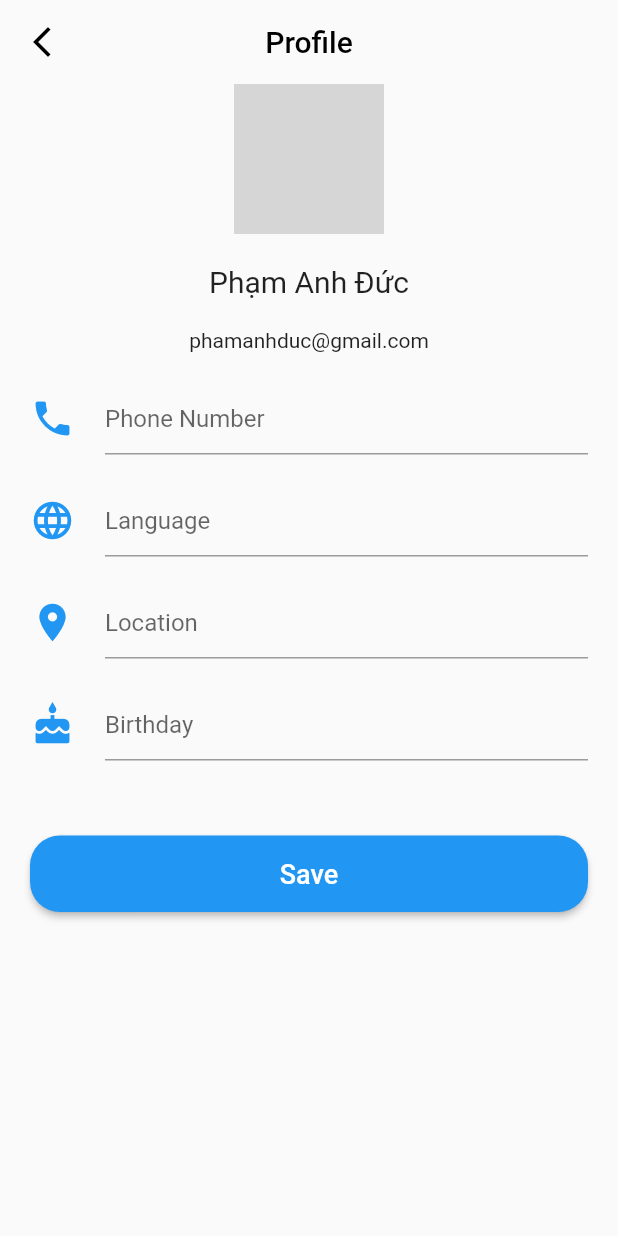
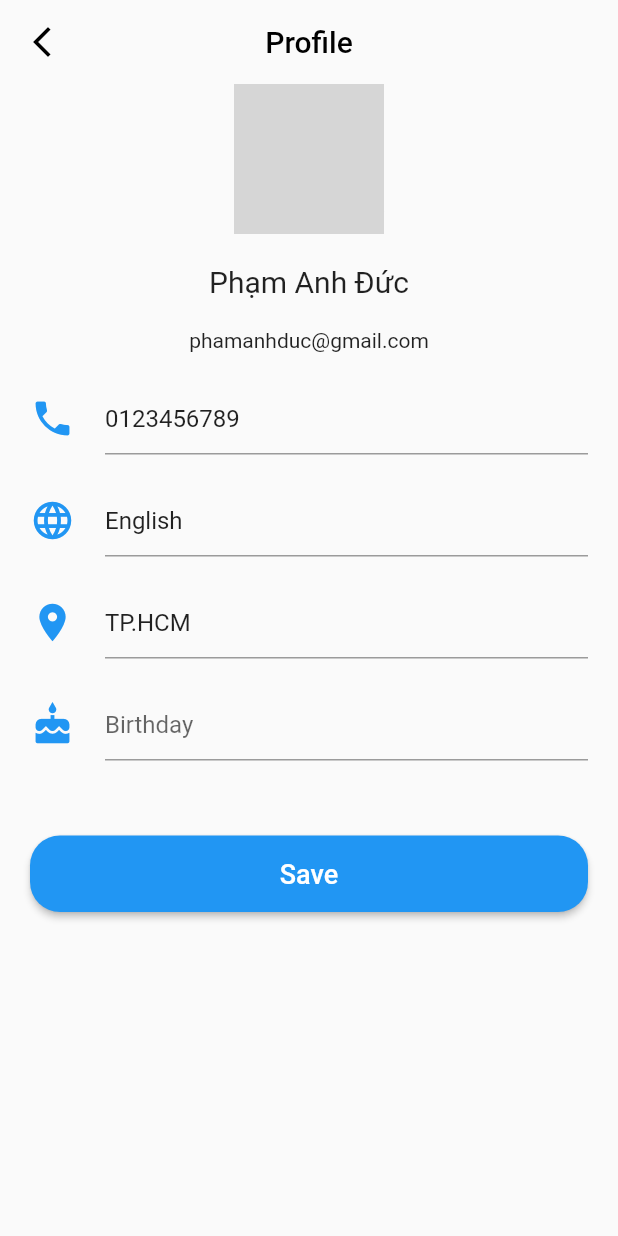
Before and after one commit to sonicduc123/1-on-1-learning, a Flutter app: the Profile screen opened by its route, on a phone screen of 412 x 824 dp. Run offline on Flutter 3.47's test engine with Material 2 defaults, Android fonts, the phone set to English and light mode, and no system bars; missing offline and left inert: dart:ffi; grey boxes are pictures that could not be loaded.

Commit message:
handle text editing controller, choice chip, dummy data tutor

```diff
--- a/lib/routes.dart
+++ b/lib/routes.dart
@@ -20,7 +20,7 @@ class Routes {
   // static variables
   static const String home = '/home';
   static const String login = '/login';
-  static const String forgotPassword = 'forgot_password';
+  static const String forgotPassword = '/forgot_password';
   static const String register = '/register';
   static const String chat = '/chat';
   static const String upcomming = '/upcomming';
@@ -43,7 +43,7 @@ class Routes {
     tutor: (BuildContext context) => Tutor(),
     detailTutor: (BuildContext context) => DetailTutor(),
     detailCourse: (BuildContext context) => DetailCourse(),
-    setting: (BuildContext context) => Setting(),
+    //setting: (BuildContext context) => Setting(),
     profile: (BuildContext context) => Profile(),
     meeting: (BuildContext context) => Meeting(),
     bookingHistory: (BuildContext context) => BookingHistory(),
--- a/lib/ui/account/profile.dart
+++ b/lib/ui/account/profile.dart
@@ -4,8 +4,21 @@ import 'package:let_tutor/widgets/button_expanded.dart';
 import 'package:let_tutor/widgets/input_with_icon.dart';
 import 'package:let_tutor/widgets/space.dart';
 
-class Profile extends StatelessWidget {
+class Profile extends StatefulWidget {
   const Profile({Key? key}) : super(key: key);
+
+  @override
+  _ProfileState createState() => _ProfileState();
+}
+
+class _ProfileState extends State<Profile> {
+  TextEditingController phoneController =
+      TextEditingController(text: '0123456789');
+  TextEditingController languageController =
+      TextEditingController(text: 'English');
+  TextEditingController locationController =
+      TextEditingController(text: 'TP.HCM');
+  TextEditingController birthdayController = TextEditingController(text: '');
 
   @override
   Widget build(BuildContext context) {
@@ -41,15 +54,22 @@ class Profile extends StatelessWidget {
 
     Widget email = const Text('phamanhduc@gmail.com');
 
-    Widget phone = createInputWithIcon(Icons.phone, 'Phone Number');
+    Widget phone =
+        createInputWithIcon(Icons.phone, 'Phone Number', phoneController);
 
-    Widget language = createInputWithIcon(Icons.language, 'Language');
+    Widget language =
+        createInputWithIcon(Icons.language, 'Language', languageController);
 
-    Widget location = createInputWithIcon(Icons.location_on, 'Location');
+    Widget location =
+        createInputWithIcon(Icons.location_on, 'Location', locationController);
 
-    Widget birthday = createInputWithIcon(Icons.cake, 'Birthday');
+    Widget birthday =
+        createInputWithIcon(Icons.cake, 'Birthday', birthdayController);
 
-    Widget saveButton = createButtonExpanded('Save', action:  (){});
+    Widget saveButton = createButtonExpanded('Save', action: () {
+
+      Navigator.pop(context);
+    });
 
     return Scaffold(
       appBar: createAppBar('Profile', true, context),
--- a/lib/ui/authentication/widgets/login_input.dart
+++ b/lib/ui/authentication/widgets/login_input.dart
@@ -2,7 +2,8 @@ import 'package:flutter/cupertino.dart';
 import 'package:flutter/material.dart';
 import 'package:let_tutor/utils/validate_input.dart';
 
-Widget createInput(String name, bool isPassword) => TextFormField(
+Widget createInput(String name, bool isPassword, TextEditingController controller) => TextFormField(
+      controller: controller,
       decoration: InputDecoration(
         labelText: name,
         hintText: 'Enter your ' + name.toLowerCase(),
--- a/lib/ui/detail_tutor/widgets/header.dart
+++ b/lib/ui/detail_tutor/widgets/header.dart
@@ -41,7 +41,7 @@ class DetailTutorHeader extends StatelessWidget {
         Column(
           crossAxisAlignment: CrossAxisAlignment.end,
           children: [
-            const RatingStar(),
+            RatingStar(rating: 5),
             space(15),
             const Icon(
               Icons.favorite_outline,
--- a/lib/ui/detail_tutor/widgets/rating_and_comment.dart
+++ b/lib/ui/detail_tutor/widgets/rating_and_comment.dart
@@ -41,7 +41,7 @@ class RatingComment extends StatelessWidget {
                 crossAxisAlignment: CrossAxisAlignment.end,
                 mainAxisAlignment: MainAxisAlignment.spaceBetween,
                 children: const [
-                  RatingStar(),
+                  RatingStar(rating: 5),
                   Text(
                     '18:53:00, 24/10/2021',
                     style: TextStyle(
--- a/lib/ui/tutor/tutor.dart
+++ b/lib/ui/tutor/tutor.dart
@@ -1,13 +1,17 @@
 import 'package:flutter/cupertino.dart';
 import 'package:flutter/material.dart';
+import 'package:let_tutor/models/tutor_dto.dart';
 import 'package:let_tutor/widgets/card_info.dart';
 import 'package:let_tutor/widgets/space.dart';
+import 'package:provider/src/provider.dart';
 
 class Tutor extends StatelessWidget {
   const Tutor({Key? key}) : super(key: key);
 
   @override
   Widget build(BuildContext context) {
+    List<TutorDTO> listTutor = context.read<List<TutorDTO>>();
+
     return Scaffold(
       appBar: AppBar(
         title: const Text('Tutors',
@@ -39,7 +43,7 @@ class Tutor extends StatelessWidget {
             Expanded(
               child: SingleChildScrollView(
                 child: Column(
-                  children: List.generate(10, (index) => const BriefInfoCard()),
+                  children: List.generate(listTutor.length, (index) => BriefInfoCard(tutor: listTutor[index])),
                 ),
               ),
             ),
--- a/lib/widgets/input_with_icon.dart
+++ b/lib/widgets/input_with_icon.dart
@@ -1,7 +1,7 @@
 import 'package:flutter/material.dart';
 import 'space.dart';
 
-Widget createInputWithIcon(IconData icon, String hint) => Row(
+Widget createInputWithIcon(IconData icon, String hint, TextEditingController controller) => Row(
       children: [
         Icon(
           icon,
@@ -11,6 +11,7 @@ Widget createInputWithIcon(IconData icon, String hint) => Row(
         space(20),
         Expanded(
           child: TextFormField(
+            controller: controller,
             decoration: InputDecoration(
               hintText: hint,
             ),
--- a/pubspec.yaml
+++ b/pubspec.yaml
@@ -29,7 +29,7 @@ environment:
 dependencies:
   flutter:
     sdk: flutter
-
+  provider:
   # The following adds the Cupertino Icons font to your application.
   # Use with the CupertinoIcons class for iOS style icons.
 
```
Also changed, not shown: lib/main.dart (+22 -5 lines), lib/models/tutor_dto.dart (added, +10 -0 lines), lib/ui/account/setting.dart (+8 -2 lines), lib/ui/authentication/forgot_password.dart (+17 -6 lines), lib/ui/authentication/widgets/login_form.dart (+10 -2 lines), lib/ui/authentication/widgets/register_form.dart (+32 -6 lines), lib/ui/authentication/widgets/register_input.dart (+12 -2 lines), lib/ui/homepage/homepage.dart (+7 -2 lines), lib/utils/validate_input.dart (+6 -3 lines), lib/widgets/card_info.dart (+9 -4 lines), lib/widgets/list_chip.dart (+38 -0 lines), lib/widgets/rating_star.dart (+20 -8 lines), pubspec.lock.
